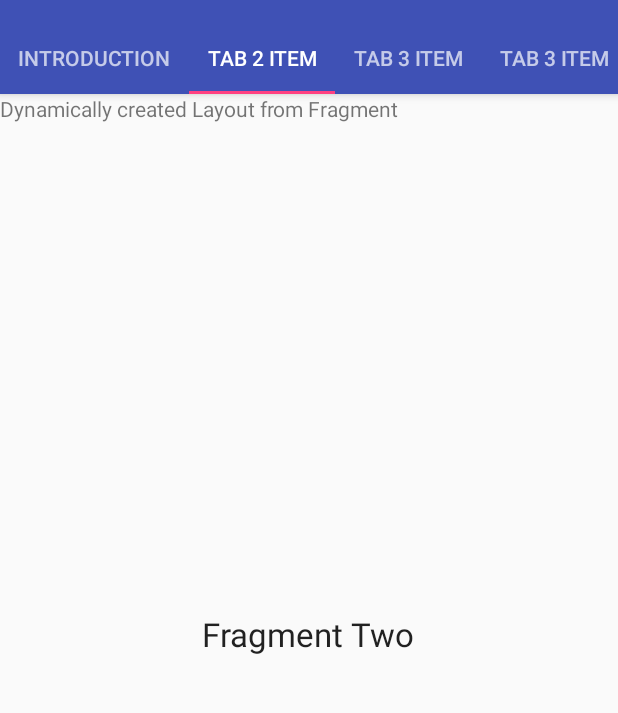
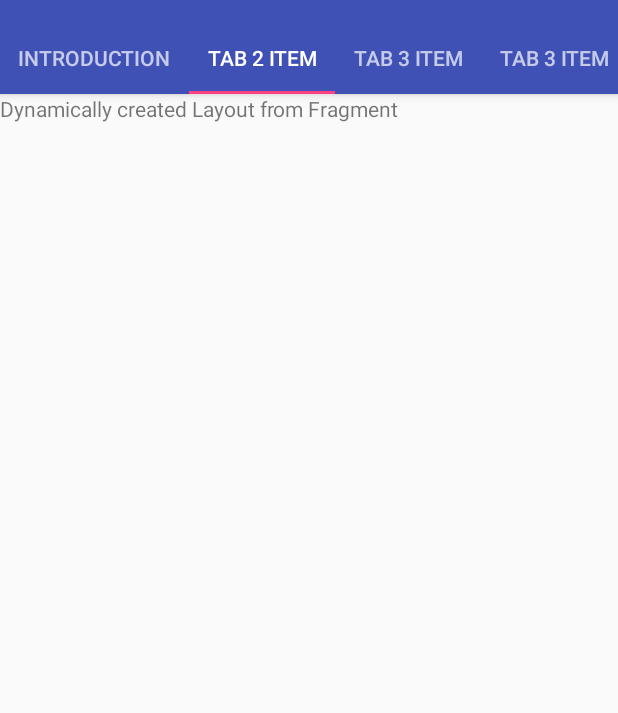
Before and after one commit to jesussmile/ATR72TRAININGMANUAL, an Android app: the screen it shows after launch (MainActivity), tab 2 chosen, on a phone screen of 412 x 824 dp, the part 62-775 px from its top. Run offline under Robolectric (Android 15) with nearby library versions, the phone set to English and light mode, and no system bars; 2 statements that could not run were skipped.

```diff
--- a/app/src/main/java/com/example/pannam/atr72trainingmanual/Introduction.java
+++ b/app/src/main/java/com/example/pannam/atr72trainingmanual/Introduction.java
@@ -6,15 +6,44 @@ import android.support.v4.app.Fragment;
 import android.view.LayoutInflater;
 import android.view.View;
 import android.view.ViewGroup;
+import android.view.animation.AnimationUtils;
+import android.widget.ImageView;
+import android.widget.RelativeLayout;
+import android.widget.TextView;
 
 /**
  * Created by pannam on 3/2/2016.
  */
-public class Introduction extends Fragment{
+public class Introduction extends Fragment {
     @Nullable
     @Override
     public View onCreateView(LayoutInflater inflater, @Nullable ViewGroup container, @Nullable Bundle savedInstanceState) {
 
-        return inflater.inflate(R.layout.introduction,container,false);
+
+        final RelativeLayout relativeLayout = new RelativeLayout(getActivity());
+        RelativeLayout.LayoutParams layoutParams = new RelativeLayout.LayoutParams(
+                ViewGroup.LayoutParams.MATCH_PARENT, RelativeLayout.LayoutParams.MATCH_PARENT);
+        relativeLayout.setLayoutParams(layoutParams);
+
+        RelativeLayout.LayoutParams params = new RelativeLayout.LayoutParams(ViewGroup.LayoutParams.WRAP_CONTENT,
+                ViewGroup.LayoutParams.WRAP_CONTENT);
+
+        final ImageView introImage = new ImageView(getActivity());
+        introImage.setId(R.id.introImageId);
+        introImage.setImageResource(R.drawable.introduction);
+
+        introImage.setAnimation(AnimationUtils.loadAnimation(this.getContext(), android.R.anim.slide_out_right));
+
+        introImage.setPadding(100, 100, 100, 100);
+
+        final TextView introText = new TextView(getActivity());
+        introText.setText(R.string.introduction_text);
+        params.addRule(RelativeLayout.BELOW, introImage.getId());
+        relativeLayout.addView(introText,params);
+        relativeLayout.addView(introImage);
+
+
+        return relativeLayout;
+
     }
 }
--- a/app/src/main/res/layout/text_fragment.xml
+++ b/app/src/main/res/layout/text_fragment.xml
@@ -10,7 +10,7 @@
         android:layout_height="wrap_content"
         android:layout_centerHorizontal="true"
         android:layout_centerVertical="true"
-        android:text="Fragment Two"
+
         android:textAppearance="?android:attr/textAppearanceLarge"/>
 
 
```
Also changed, not shown: app/src/main/java/com/example/pannam/atr72trainingmanual/TabFourFragment.java (+38 -0 lines).
